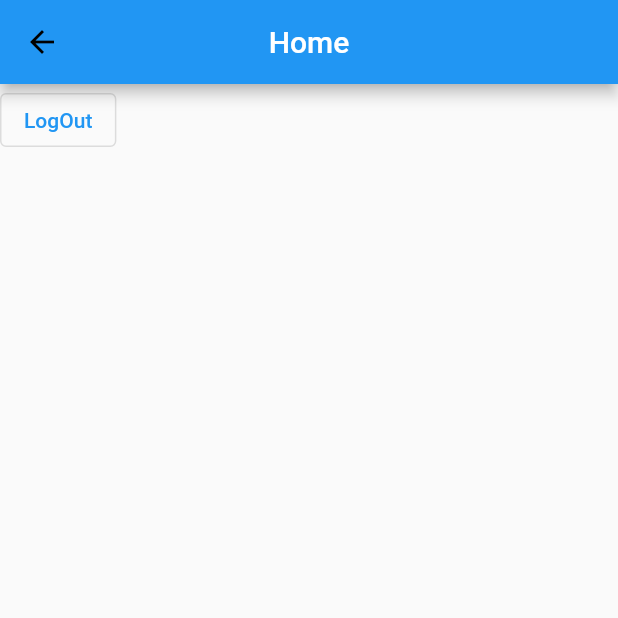
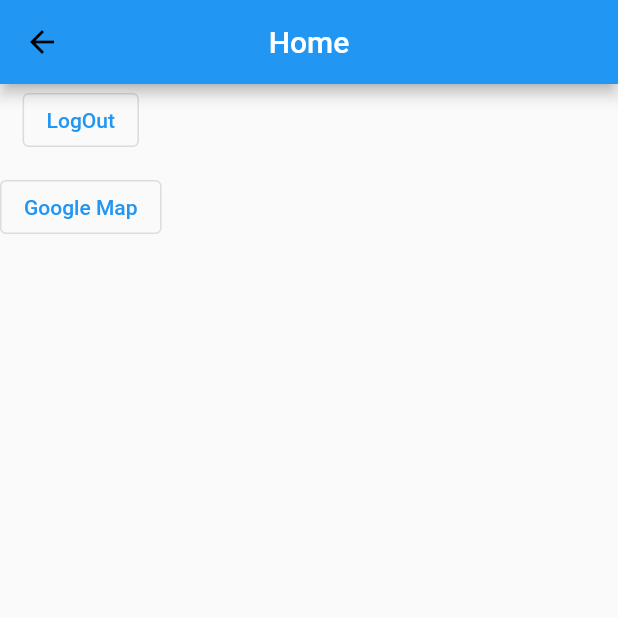
Before and after one commit to Hyunsoo-Ryan-Lee/Flutter_Project, a Flutter app: the Home screen opened directly, on a phone screen of 412 x 824 dp, the top half of it. Run offline on Flutter 3.47's test engine with Material 2 defaults, Android fonts, the light colour scheme and no system bars; our stand-ins replace firebase_auth, firebase_core, flutter_secure_storage, flutter_svg, google_maps_flutter, google_sign_in; missing offline and left inert: kakao_flutter_sdk; accounts and stored records are empty.

Commit message:
google map(not finished)

```diff
--- a/lib/home.dart
+++ b/lib/home.dart
@@ -1,5 +1,6 @@
 import 'package:flutter/material.dart';
 import 'package:flutter_application_1/google_auth.dart';
+import 'package:flutter_application_1/google_map.dart';
 import 'package:flutter_application_1/login_page.dart';
 import 'package:flutter_application_1/signin_page.dart';
 
@@ -24,7 +25,9 @@ class _HomeState extends State<Home> {
           title: Text("Home"),
           centerTitle: true,
         ),
-        body: OutlinedButton(
+        body: Column(
+          children: [
+            OutlinedButton(
               onPressed: () async {
                 await authClass.logOut();
                 Navigator.pushAndRemoveUntil(
@@ -34,6 +37,17 @@ class _HomeState extends State<Home> {
               },
               child: Text('LogOut'),
             ),
+            SizedBox(
+              height: 10,
+            ),
+            OutlinedButton(
+                onPressed: () {
+                  Navigator.of(context).push(MaterialPageRoute(
+                      builder: (context) => GoogleMapSearch()));
+                },
+                child: Text("Google Map"))
+          ],
+        ),
       ),
     );
   }
--- a/lib/main.dart
+++ b/lib/main.dart
@@ -4,11 +4,13 @@ import 'package:flutter_application_1/google_auth.dart';
 import 'package:flutter_application_1/home.dart';
 import 'package:flutter_application_1/signin_page.dart';
 import 'package:firebase_core/firebase_core.dart';
+import 'package:kakao_flutter_sdk/all.dart';
 
 void main() async {
   WidgetsFlutterBinding.ensureInitialized();
   await Firebase.initializeApp();
-  // FirebaseAuth.instance.setPersistence(Persistence.LOCAL);
+  KakaoContext.clientId = "6f1078e092ca14c60168aec194eb6bef";
+  KakaoContext.javascriptClientId = '7f252416a77dfa20889b312ecbe6c178';
   runApp(MyApp());
 }
 
```
Also changed, not shown: lib/google_map.dart (added, +37 -0 lines), lib/login_page.dart (+25 -18 lines), pubspec.yaml (+10 -0 lines), pubspec.lock, 5 other files. Lines whose indentation alone changed are shown as unchanged.
